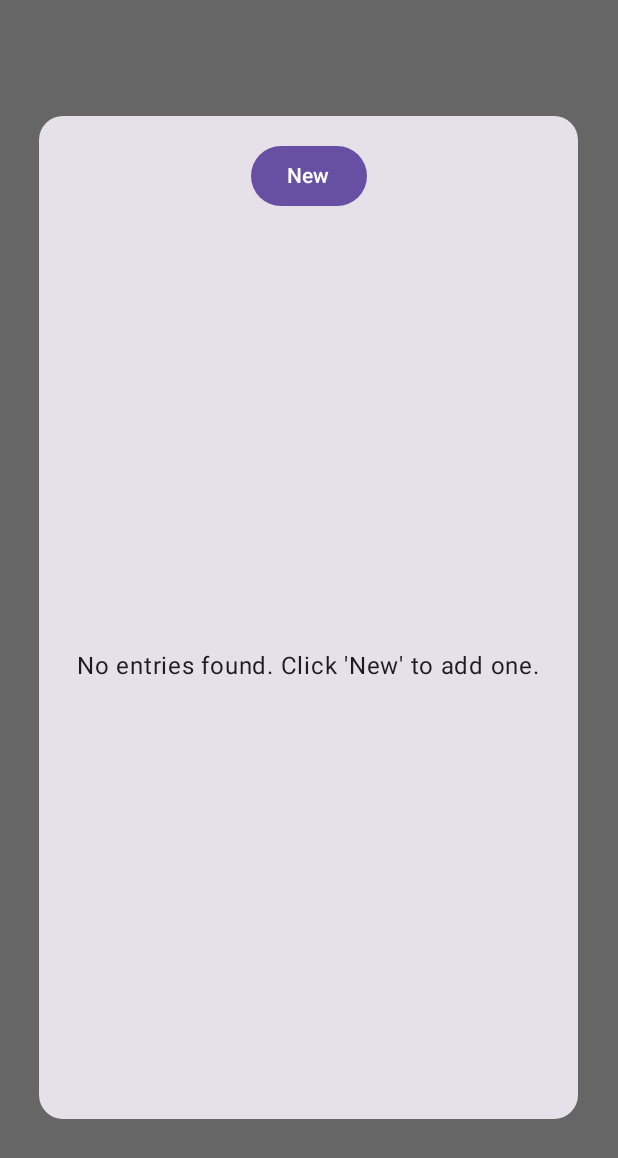
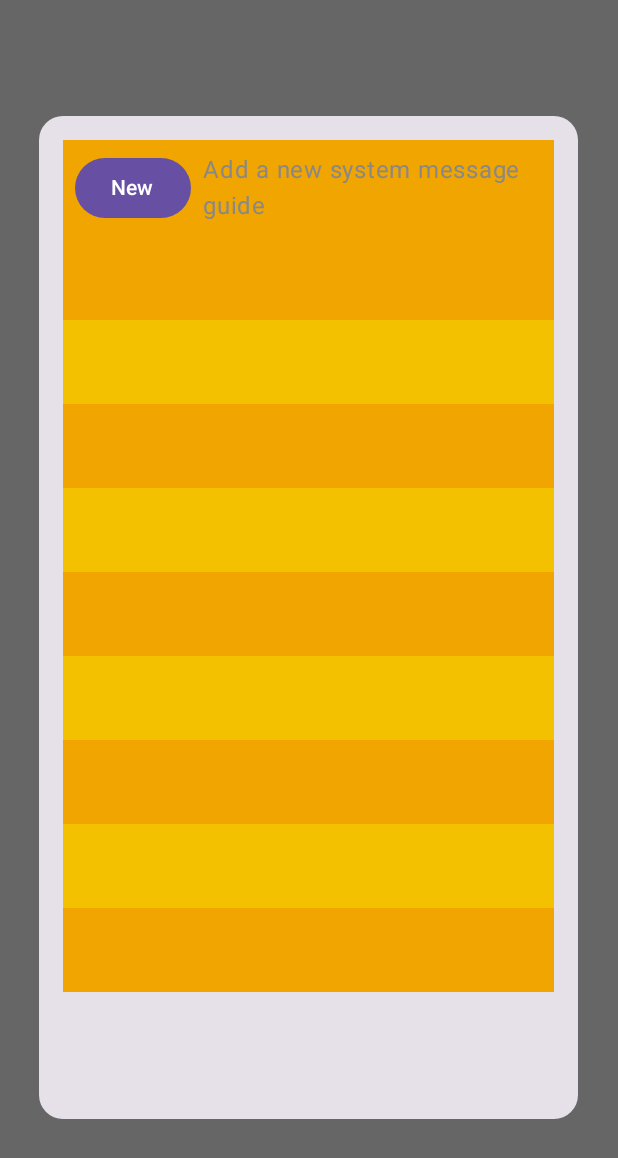
Before and after one commit to Android-PowerUser/Test, an Android app built with Jetpack Compose: the @Preview function DatabaseListPopupEmptyPreview, on a phone screen of 412 x 824 dp. Shown: the top 1158 px of the screen. Run offline under Robolectric (Android 15) with nearby library versions, the phone set to English and light mode, and no system bars; pictures from the network do not load.

Commit message:
refactor: Update styling and behavior of system message database
Addresses your feedback on the system message database feature:

- "Database" Button:
  - Shape changed to CircleShape for a more rounded appearance.
  - Background set to transparent, content color adjusted for visibility.

- First Pop-up (Database List):
  - Now displays a fixed number of rows (approx. 10).
  - The "New" button is integrated into the first row.
  - If fewer entries exist than rows, styled empty placeholder rows are shown.
  - Alternating dark yellow backgrounds for rows maintained.
  - Removed "No entries found" text in favor of fixed empty row display.

- Second Pop-up (New/Edit Entry):
  - Card background color set to DarkYellow1 to ensure the pop-up content area is fully dark yellow.
  - OutlinedTextField placeholders are now persistently visible when fields are empty.
    This was achieved by removing the built-in `label` and adding static `Text` labels above each text field.

- General:
  - Ensured UI elements maintain a modern and rounded aesthetic.
  - Confirmed existing button colors (e.g. for "New", "Save") are acceptable as per your clarification.

```diff
--- a/app/src/main/kotlin/com/google/ai/sample/feature/multimodal/PhotoReasoningScreen.kt
+++ b/app/src/main/kotlin/com/google/ai/sample/feature/multimodal/PhotoReasoningScreen.kt
@@ -44,6 +44,7 @@ import androidx.compose.material.icons.filled.MoreVert
 import androidx.compose.material.icons.filled.Send
 import androidx.compose.material.icons.outlined.Person
 import androidx.compose.material.icons.rounded.Add
+import androidx.compose.foundation.shape.CircleShape
 import androidx.compose.foundation.shape.RoundedCornerShape
 import androidx.compose.material3.Button
 import androidx.compose.material3.ButtonDefaults
@@ -282,7 +283,11 @@ fun PhotoReasoningScreen(
                     )
                     Button(
                         onClick = { showDatabaseListPopup = true },
-                        shape = RoundedCornerShape(8.dp)
+                        shape = CircleShape, // More rounded
+                        colors = ButtonDefaults.buttonColors(
+                            containerColor = Color.Transparent,
+                            contentColor = MaterialTheme.colorScheme.onPrimaryContainer
+                        )
                     ) {
                         Text("Database")
                     }
@@ -639,29 +644,38 @@ fun DatabaseListPopup(
                     .padding(16.dp)
                     .fillMaxSize()
             ) {
+                val displayRowCount = 10
+
+                LazyColumn(modifier = Modifier.fillMaxSize()) { // Changed to fillMaxSize if it's the only direct child
+                    items(displayRowCount) { index ->
+                        val actualEntryIndex = index - 1 // For accessing `entries` list
+
+                        if (index == 0) {
+                            // Row for "New" button
+                            Row(
+                                modifier = Modifier
+                                    .fillMaxWidth()
+                                    .background(DarkYellow1)
+                                    .padding(8.dp), // Adjusted padding
+                                verticalAlignment = Alignment.CenterVertically
+                            ) {
                                 Button(
                                     onClick = onNewClicked,
                                     colors = ButtonDefaults.buttonColors(containerColor = MaterialTheme.colorScheme.primary),
-                    modifier = Modifier.align(Alignment.CenterHorizontally)
+                                    modifier = Modifier.padding(end = 8.dp)
                                 ) {
                                     Text("New")
                                 }
-                Spacer(modifier = Modifier.height(16.dp))
-
-                if (entries.isEmpty()) {
-                    Box(
-                        modifier = Modifier.fillMaxSize(),
-                        contentAlignment = Alignment.Center
-                    ) {
-                        Text("No entries found. Click 'New' to add one.")
+                                Text("Add a new system message guide", color = Color.Gray)
                             }
                         } else {
-                    LazyColumn(modifier = Modifier.weight(1f)) {
-                        itemsIndexed(entries) { index, entry ->
+                            // Subsequent rows for entries or empty placeholders
+                            if (actualEntryIndex < entries.size) {
+                                val entry = entries[actualEntryIndex]
                                 Row(
                                     modifier = Modifier
                                         .fillMaxWidth()
-                                    .background(if (index % 2 == 0) DarkYellow1 else DarkYellow2)
+                                        .background(if (actualEntryIndex % 2 == 0) DarkYellow1 else DarkYellow2)
                                         .padding(16.dp)
                                         .clickable { onEntryClicked(entry) },
                                     verticalAlignment = Alignment.CenterVertically
@@ -669,14 +683,14 @@ fun DatabaseListPopup(
                                     Text(
                                         text = entry.title,
                                         modifier = Modifier.weight(1f),
-                                    color = Color.Black // Ensure text is visible on yellow
+                                        color = Color.Black
                                     )
                                     Box { // Box anchor for the DropdownMenu
                                         IconButton(onClick = { entryMenuToShow = entry }) {
                                             Icon(
                                                 Icons.Filled.MoreVert,
                                                 contentDescription = "More options",
-                                            tint = Color.Black // Ensure icon is visible
+                                                tint = Color.Black
                                             )
                                         }
                                         DropdownMenu(
@@ -691,6 +705,18 @@ fun DatabaseListPopup(
                                                 }
                                             )
                                         }
+                                    }
+                                }
+                            } else {
+                                // Empty styled row
+                                Box(
+                                    modifier = Modifier
+                                        .fillMaxWidth()
+                                        .height(56.dp) // Adjust height as needed, e.g., to match other rows
+                                        .background(if (actualEntryIndex % 2 == 0) DarkYellow1 else DarkYellow2)
+                                        .padding(16.dp)
+                                ) {
+                                    // Optional: Text("...", color = Color.LightGray.copy(alpha = 0.5f))
                                 }
                             }
                         }
@@ -869,62 +895,68 @@ fun EditEntryPopup(
 ) {
     Dialog(
         onDismissRequest = onDismissRequest,
-        properties = DialogProperties(usePlatformDefaultWidth = false)
+        properties = DialogProperties(usePlatformDefaultWidth = false) // Allows custom sizing
     ) {
         Card(
             modifier = Modifier
-                .fillMaxWidth(0.9f)
-                .fillMaxHeight(0.7f)
-                .background(DarkYellow1) // Use DarkYellow1 for background
-                .padding(16.dp), // Padding inside the card
-            shape = RoundedCornerShape(16.dp)
+                .fillMaxWidth(0.9f)  // Dialog width relative to screen
+                .fillMaxHeight(0.7f) // Dialog height relative to screen
+                .padding(16.dp), // Overall padding *around* the card content, effectively margin from dialog edge
+            shape = RoundedCornerShape(16.dp),
+            colors = CardDefaults.cardColors(containerColor = DarkYellow1) // Set Card's own background
         ) {
             Column(
                 modifier = Modifier
-                    .padding(16.dp) // Inner padding for content
+                    .padding(16.dp) // Padding for the content *inside* the card
                     .fillMaxSize()
             ) {
                 var titleInput by rememberSaveable { mutableStateOf(entry?.title ?: "") }
                 var guideInput by rememberSaveable { mutableStateOf(entry?.guide ?: "") }
 
+                // Title Field
+                Text("Title", style = MaterialTheme.typography.labelMedium, color = Color.Black.copy(alpha = 0.7f)) // Custom label
+                Spacer(modifier = Modifier.height(4.dp))
                 OutlinedTextField(
                     value = titleInput,
                     onValueChange = { titleInput = it },
-                    label = { Text("Title") },
+                    // label = { Text("Title") }, // REMOVE LABEL
                     placeholder = { Text("App/Task", color = Color.Gray) },
                     modifier = Modifier.fillMaxWidth(),
-                    colors = TextFieldDefaults.colors( // For M3 OutlinedTextField
+                    colors = TextFieldDefaults.colors(
                         focusedContainerColor = Color.White,
                         unfocusedContainerColor = Color.White,
                         disabledContainerColor = Color.White,
                         cursorColor = Color.Black, // Ensure cursor is visible
                         focusedTextColor = Color.Black,
                         unfocusedTextColor = Color.Black,
-                        focusedLabelColor = MaterialTheme.colorScheme.primary,
-                        unfocusedLabelColor = Color.Gray
+                        // focusedLabelColor = MaterialTheme.colorScheme.primary, // Not needed without label
+                        // unfocusedLabelColor = Color.Gray // Not needed without label
                     ),
                     singleLine = true
                 )
 
                 Spacer(modifier = Modifier.height(8.dp))
 
+                // Guide Field
+                Text("Guide", style = MaterialTheme.typography.labelMedium, color = Color.Black.copy(alpha = 0.7f)) // Custom label
+                Spacer(modifier = Modifier.height(4.dp))
                 OutlinedTextField(
                     value = guideInput,
                     onValueChange = { guideInput = it },
-                    label = { Text("Guide") },
+                    // label = { Text("Guide") }, // REMOVE LABEL
                     placeholder = { Text("Write a guide for an LLM on how it should perform certain tasks to be successful", color = Color.Gray) },
                     modifier = Modifier
                         .fillMaxWidth()
                         .weight(1f),
-                    colors = TextFieldDefaults.colors( // For M3 OutlinedTextField
+                    colors = TextFieldDefaults.colors(
                         focusedContainerColor = Color.White,
                         unfocusedContainerColor = Color.White,
                         disabledContainerColor = Color.White,
                         cursorColor = Color.Black, // Ensure cursor is visible
                         focusedTextColor = Color.Black,
                         unfocusedTextColor = Color.Black,
-                        focusedLabelColor = MaterialTheme.colorScheme.primary,
-                        unfocusedLabelColor = Color.Gray
+                        // focusedLabelColor = MaterialTheme.colorScheme.primary, // Not needed without label
+                        // unfocusedLabelColor = Color.Gray // Not needed without label
                     ),
                     minLines = 5
                 )
```
Lines whose indentation alone changed are shown as unchanged.
